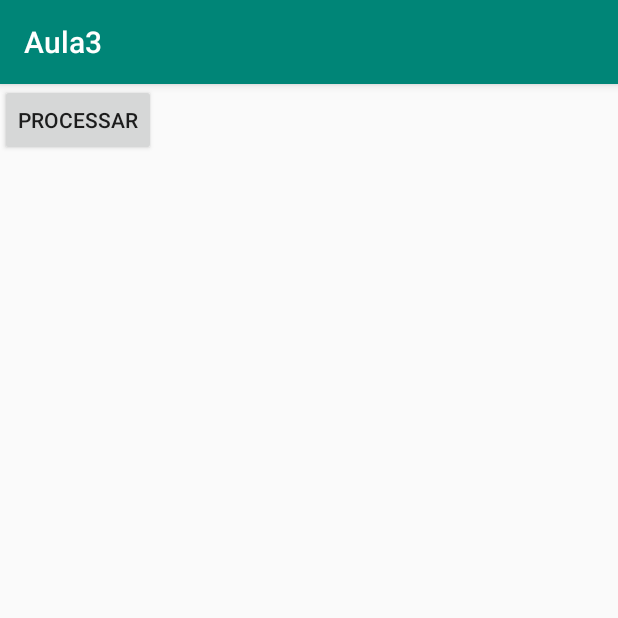
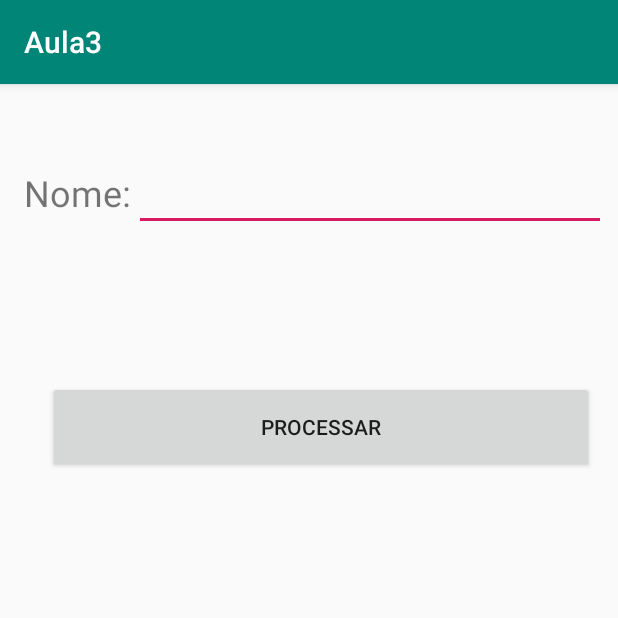
Before and after one commit to Lucas-Marcelo/PAM1-Aula3, an Android app: the screen it shows after launch (MainActivity), on a phone screen of 412 x 824 dp, the top half of it. Run offline under Robolectric (Android 15) with nearby library versions, the phone set to English and light mode, and no system bars.

Commit message:
Contraint layout

```diff
--- a/app/src/main/res/layout/activity_main.xml
+++ b/app/src/main/res/layout/activity_main.xml
@@ -8,11 +8,38 @@
 
     <Button
         android:id="@+id/btnProcessar"
-        android:layout_width="wrap_content"
-        android:layout_height="wrap_content"
+        android:layout_width="364dp"
+        android:layout_height="61dp"
+        android:layout_marginTop="100dp"
+        android:layout_marginEnd="8dp"
+        android:layout_marginRight="8dp"
         android:onClick="onProcessar"
         android:text="@string/processar"
-        tools:layout_editor_absoluteX="119dp"
-        tools:layout_editor_absoluteY="219dp"
+        app:layout_constraintEnd_toEndOf="@+id/txtNome"
+        app:layout_constraintTop_toBottomOf="@+id/txtNome"
         tools:text="@string/processar" />
+
+    <TextView
+        android:id="@+id/lblNome"
+        android:layout_width="73dp"
+        android:layout_height="43dp"
+        android:layout_marginStart="16dp"
+        android:layout_marginLeft="16dp"
+        android:layout_marginTop="56dp"
+        android:text="@string/nome"
+        android:textSize="24sp"
+        app:layout_constraintStart_toStartOf="parent"
+        app:layout_constraintTop_toTopOf="parent" />
+
+    <EditText
+        android:id="@+id/txtNome"
+        android:layout_width="0dp"
+        android:layout_height="wrap_content"
+        android:layout_marginEnd="8dp"
+        android:layout_marginRight="8dp"
+        android:ems="10"
+        android:inputType="textPersonName"
+        app:layout_constraintBaseline_toBaselineOf="@+id/lblNome"
+        app:layout_constraintEnd_toEndOf="parent"
+        app:layout_constraintStart_toEndOf="@+id/lblNome" />
 </android.support.constraint.ConstraintLayout>
--- a/app/src/main/res/values/strings.xml
+++ b/app/src/main/res/values/strings.xml
@@ -1,4 +1,5 @@
 <resources>
     <string name="app_name">Aula3</string>
     <string name="processar">Processar</string>
+    <string name="nome">Nome:</string>
 </resources>
```
